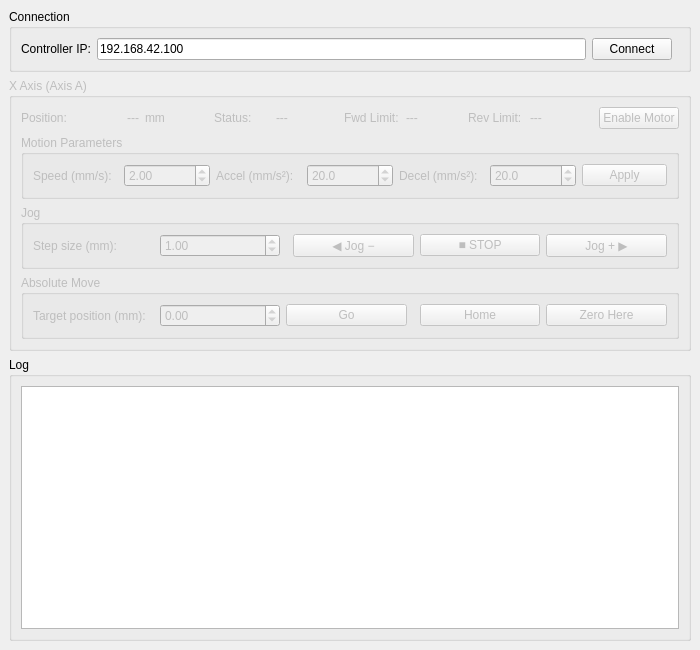
First picture: the form in src/ui/mainwindow.ui, repository madstalm/TestRig, before the edit.
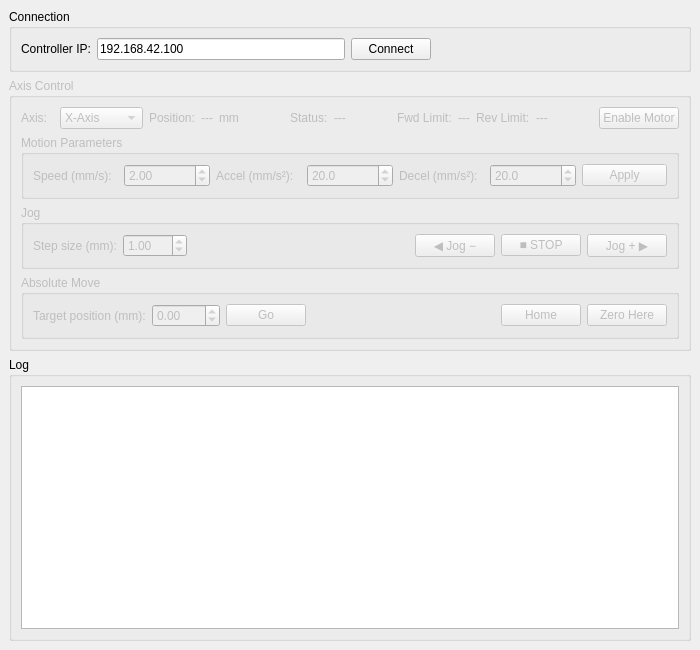
Second picture: the form after the edit.

Commit message:
Added multi-axis control
Added a new ui button to select control for axis 'X', 'Y', 'Z', and 'Reservoir' ('H') and made axis a parameter for all motion functions in galilcontroller. This included adding a new enum for the axis, mapped to their respective connectors on the Galil (JA1, JB1, ...). These changes are untested (as of now, unable to update/test code on the Raspberry Pi without pulling from GitHub).

Made minor changes to the readme to reflect the 'SHX' motor enable bug resolution. Probably the last commit on this fork before re-merging with the TestRig main branch (xcmaddog's).

```diff
--- a/src/ui/mainwindow.ui
+++ b/src/ui/mainwindow.ui
@@ -41,7 +41,15 @@
        </item>
        <item>
         <spacer name="connectionSpacer">
-         <property name="orientation"><enum>Qt::Horizontal</enum></property>
+         <property name="orientation">
+          <enum>Qt::Orientation::Horizontal</enum>
+         </property>
+         <property name="sizeHint" stdset="0">
+          <size>
+           <width>0</width>
+           <height>0</height>
+          </size>
+         </property>
         </spacer>
        </item>
       </layout>
@@ -51,35 +59,91 @@
     <!-- Axis A group (disabled until connected) -->
     <item>
      <widget class="QGroupBox" name="axisGroup">
-      <property name="title">
-       <string>X Axis (Axis A)</string>
-      </property>
       <property name="enabled">
        <bool>false</bool>
       </property>
+      <property name="title">
+       <string>Axis Control</string>
+      </property>
       <layout class="QVBoxLayout" name="axisLayout">
 
        <!-- Status row -->
        <item>
         <layout class="QHBoxLayout" name="statusLayout">
          <item>
-          <widget class="QLabel"><property name="text"><string>Position:</string></property></widget>
+          <widget class="QLabel" name="axisLabel">
+           <property name="text">
+            <string>Axis:  </string>
+           </property>
+          </widget>
+         </item>
+         <item>
+          <widget class="QComboBox" name="axisSelection">
+           <item>
+            <property name="text">
+             <string>X-Axis</string>
+            </property>
+           </item>
+           <item>
+            <property name="text">
+             <string>Y-Axis</string>
+            </property>
+           </item>
+           <item>
+            <property name="text">
+             <string>Z-Axis</string>
+            </property>
+           </item>
+           <item>
+            <property name="text">
+             <string>Reservoir</string>
+            </property>
+           </item>
+          </widget>
          </item>
          <item>
           <widget class="QLabel" name="positionLabel">
-           <property name="text"><string>---</string></property>
-           <property name="minimumWidth"><number>80</number></property>
-           <property name="alignment"><set>Qt::AlignRight|Qt::AlignVCenter</set></property>
+           <property name="text">
+            <string>Position:</string>
+           </property>
           </widget>
          </item>
          <item>
-          <widget class="QLabel"><property name="text"><string>mm</string></property></widget>
+          <widget class="QLabel" name="positionSpaceLabel">
+           <property name="text">
+            <string>---</string>
+           </property>
+           <property name="alignment">
+            <set>Qt::AlignmentFlag::AlignRight|Qt::AlignmentFlag::AlignTrailing|Qt::AlignmentFlag::AlignVCenter</set>
+           </property>
+          </widget>
          </item>
          <item>
-          <spacer><property name="orientation"><enum>Qt::Horizontal</enum></property></spacer>
+          <widget class="QLabel" name="mmLabel">
+           <property name="text">
+            <string>mm</string>
+           </property>
+          </widget>
          </item>
          <item>
-          <widget class="QLabel"><property name="text"><string>Status:</string></property></widget>
+          <spacer>
+           <property name="orientation">
+            <enum>Qt::Orientation::Horizontal</enum>
+           </property>
+           <property name="sizeHint" stdset="0">
+            <size>
+             <width>0</width>
+             <height>0</height>
+            </size>
+           </property>
+          </spacer>
+         </item>
+         <item>
+          <widget class="QLabel" name="statusLabel">
+           <property name="text">
+            <string>Status:</string>
+           </property>
+          </widget>
          </item>
          <item>
           <widget class="QLabel" name="motionStatusLabel">
@@ -87,26 +151,58 @@
           </widget>
          </item>
          <item>
-          <spacer><property name="orientation"><enum>Qt::Horizontal</enum></property></spacer>
-         </item>
-         <item>
-          <widget class="QLabel"><property name="text"><string>Fwd Limit:</string></property></widget>
+          <spacer>
+           <property name="orientation">
+            <enum>Qt::Orientation::Horizontal</enum>
+           </property>
+           <property name="sizeHint" stdset="0">
+            <size>
+             <width>0</width>
+             <height>0</height>
+            </size>
+           </property>
+          </spacer>
          </item>
          <item>
           <widget class="QLabel" name="fwdLimitLabel">
-           <property name="text"><string>---</string></property>
+           <property name="text">
+            <string>Fwd Limit:</string>
+           </property>
           </widget>
          </item>
          <item>
-          <widget class="QLabel"><property name="text"><string>Rev Limit:</string></property></widget>
+          <widget class="QLabel" name="fwdLimitSpaceLabel">
+           <property name="text">
+            <string>---</string>
+           </property>
+          </widget>
          </item>
          <item>
           <widget class="QLabel" name="revLimitLabel">
-           <property name="text"><string>---</string></property>
+           <property name="text">
+            <string>Rev Limit:</string>
+           </property>
           </widget>
          </item>
          <item>
-          <spacer><property name="orientation"><enum>Qt::Horizontal</enum></property></spacer>
+          <widget class="QLabel" name="revLimitSpaceLabel">
+           <property name="text">
+            <string>---</string>
+           </property>
+          </widget>
+         </item>
+         <item>
+          <spacer>
+           <property name="orientation">
+            <enum>Qt::Orientation::Horizontal</enum>
+           </property>
+           <property name="sizeHint" stdset="0">
+            <size>
+             <width>0</width>
+             <height>0</height>
+            </size>
+           </property>
+          </spacer>
          </item>
          <item>
           <widget class="QPushButton" name="enableMotorBtn">
@@ -172,19 +268,43 @@
          <property name="title"><string>Jog</string></property>
          <layout class="QHBoxLayout" name="jogLayout">
           <item>
-           <widget class="QLabel"><property name="text"><string>Step size (mm):</string></property></widget>
+           <widget class="QLabel" name="stepSizeLabel">
+            <property name="text">
+             <string>Step size (mm):</string>
+            </property>
+           </widget>
           </item>
           <item>
            <widget class="QDoubleSpinBox" name="stepSizeSpin">
-            <property name="minimum"><double>0.01</double></property>
-            <property name="maximum"><double>300.00</double></property>
-            <property name="value"><double>1.00</double></property>
-            <property name="singleStep"><double>0.50</double></property>
-            <property name="decimals"><number>2</number></property>
+            <property name="decimals">
+             <number>2</number>
+            </property>
+            <property name="minimum">
+             <double>0.010000000000000</double>
+            </property>
+            <property name="maximum">
+             <double>300.000000000000000</double>
+            </property>
+            <property name="singleStep">
+             <double>0.500000000000000</double>
+            </property>
+            <property name="value">
+             <double>1.000000000000000</double>
+            </property>
            </widget>
           </item>
           <item>
-           <spacer><property name="orientation"><enum>Qt::Horizontal</enum></property></spacer>
+           <spacer>
+            <property name="orientation">
+             <enum>Qt::Orientation::Horizontal</enum>
+            </property>
+            <property name="sizeHint" stdset="0">
+             <size>
+              <width>0</width>
+              <height>0</height>
+             </size>
+            </property>
+           </spacer>
           </item>
           <item>
            <widget class="QPushButton" name="jogNegBtn">
@@ -211,15 +331,29 @@
          <property name="title"><string>Absolute Move</string></property>
          <layout class="QHBoxLayout" name="absMoveLayout">
           <item>
-           <widget class="QLabel"><property name="text"><string>Target position (mm):</string></property></widget>
+           <widget class="QLabel" name="targetPositionLabel">
+            <property name="text">
+             <string>Target position (mm):</string>
+            </property>
+           </widget>
           </item>
           <item>
            <widget class="QDoubleSpinBox" name="targetPosSpin">
-            <property name="minimum"><double>-300.00</double></property>
-            <property name="maximum"><double>300.00</double></property>
-            <property name="value"><double>0.00</double></property>
-            <property name="singleStep"><double>1.00</double></property>
-            <property name="decimals"><number>2</number></property>
+            <property name="decimals">
+             <number>2</number>
+            </property>
+            <property name="minimum">
+             <double>-300.000000000000000</double>
+            </property>
+            <property name="maximum">
+             <double>300.000000000000000</double>
+            </property>
+            <property name="singleStep">
+             <double>1.000000000000000</double>
+            </property>
+            <property name="value">
+             <double>0.000000000000000</double>
+            </property>
            </widget>
           </item>
           <item>
@@ -228,7 +362,17 @@
            </widget>
           </item>
           <item>
-           <spacer><property name="orientation"><enum>Qt::Horizontal</enum></property></spacer>
+           <spacer>
+            <property name="orientation">
+             <enum>Qt::Orientation::Horizontal</enum>
+            </property>
+            <property name="sizeHint" stdset="0">
+             <size>
+              <width>0</width>
+              <height>0</height>
+             </size>
+            </property>
+           </spacer>
           </item>
           <item>
            <widget class="QPushButton" name="homeBtn">
```
Left out of the diff: 165 changed lines with no effect on the pictures. The commit also changes 5 other files.
